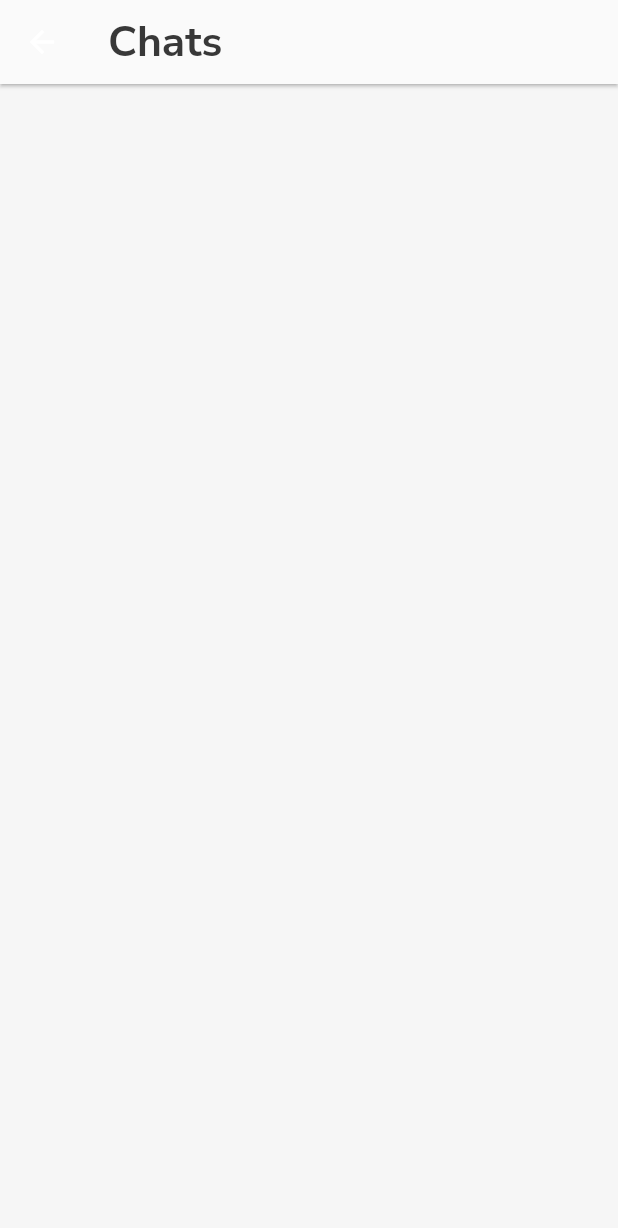
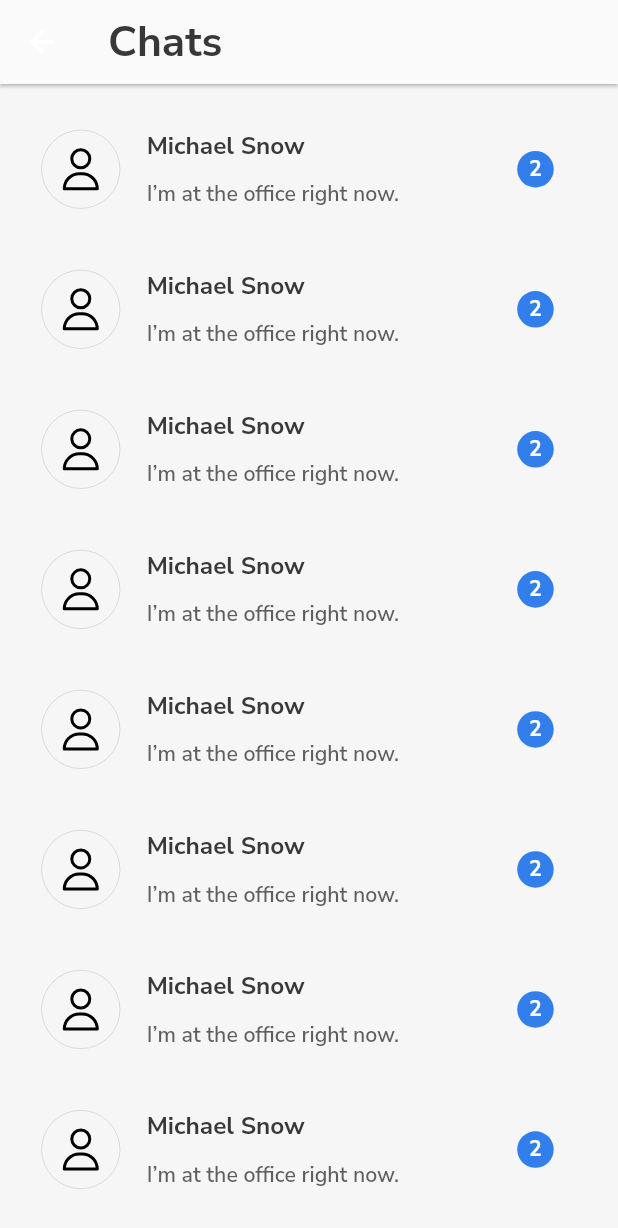
Before and after one commit to nrlvm/zet_fire, a Flutter app: the AllChatsScreen screen opened directly, on a phone screen of 412 x 824 dp. Shown: the top 1228 px of the screen. Run offline on Flutter 3.47's test engine with Material 2 defaults, Android fonts, the phone set to English and light mode, and no system bars; drawn by our look-alikes of flutter_slidable; our stand-ins replace cached_network_image, cloud_firestore, firebase_auth, firebase_core, firebase_messaging, firebase_storage and 7 more; accounts and stored records are empty.

```diff
--- a/lib/src/ui/main/chats/all_chats_screen.dart
+++ b/lib/src/ui/main/chats/all_chats_screen.dart
@@ -1,7 +1,8 @@
 import 'package:flutter/material.dart';
+import 'package:flutter_slidable/flutter_slidable.dart';
 import 'package:zet_fire/src/colors/app_color.dart';
-
-import '../../../utils/utils.dart';
+import 'package:zet_fire/src/widget/chat/chat_widget.dart';
+import 'package:zet_fire/src/utils/utils.dart';
 
 class AllChatsScreen extends StatefulWidget {
   const AllChatsScreen({Key? key}) : super(key: key);
@@ -23,11 +24,91 @@ class _AllChatsScreenState extends State<AllChatsScreen> {
         title: Text(
           'Chats',
           style: TextStyle(
-              fontFamily: AppColor.fontFamily,
-              fontWeight: FontWeight.w700,
-              fontSize: 28 * h,
-              color: AppColor.dark),
+            fontFamily: AppColor.fontFamily,
+            fontWeight: FontWeight.w700,
+            fontSize: 28 * h,
+            color: AppColor.dark,
+          ),
         ),
+      ),
+      body: ListView.builder(
+        padding: EdgeInsets.only(top: 30 * h),
+        itemCount: 14,
+        itemBuilder: (context, _) {
+          return Column(
+            children: [
+              Slidable(
+                endActionPane: ActionPane(
+                  extentRatio: 0.2,
+                  motion: const StretchMotion(),
+                  children: [
+                    SlidableAction(
+                      backgroundColor: Colors.transparent,
+                      foregroundColor: Colors.black,
+                      icon: Icons.delete_outline,
+                      label: 'Delete',
+                      spacing: 100,
+                      borderRadius: BorderRadius.circular(8),
+                      onPressed: (context) {
+                        showDialog(
+                          context: context,
+                          builder: (context) {
+                            return AlertDialog(
+                              title: Text(
+                                'Delete this chat?',
+                                style: TextStyle(
+                                  fontWeight: FontWeight.w700,
+                                  fontSize: 16 * h,
+                                  height: 24 / 16,
+                                  letterSpacing: 0.5,
+                                  color: Colors.black,
+                                ),
+                              ),
+                              actions: [
+                                OutlinedButton(
+                                  onPressed: () {
+                                    Navigator.pop(context);
+                                  },
+                                  child: Text(
+                                    'No',
+                                    style: TextStyle(
+                                      fontWeight: FontWeight.w400,
+                                      fontSize: 12 * h,
+                                      height: 18 / 12,
+                                      letterSpacing: 0.5,
+                                      color: Colors.grey,
+                                    ),
+                                  ),
+                                ),
+                                OutlinedButton(
+                                  onPressed: () {},
+                                  child: Text(
+                                    'Yes',
+                                    style: TextStyle(
+                                      fontWeight: FontWeight.w400,
+                                      fontSize: 12 * h,
+                                      height: 18 / 12,
+                                      letterSpacing: 0.5,
+                                      color: Colors.grey,
+                                    ),
+                                  ),
+                                ),
+                              ],
+                            );
+                          },
+                        );
+                      },
+                    ),
+                  ],
+                ),
+                child: const ChatWidget(),
+              ),
+              SizedBox(
+                height: 40 * h,
+              ),
+            ],
+          );
+        },
       ),
     );
   }
--- /dev/null
+++ b/lib/src/widget/chat/chat_widget.dart
@@ -0,0 +1,100 @@
+import 'package:flutter/material.dart';
+import 'package:flutter_svg/flutter_svg.dart';
+import 'package:zet_fire/src/colors/app_color.dart';
+import 'package:zet_fire/src/utils/utils.dart';
+import 'package:zet_fire/src/widget/app/custom_network_image.dart';
+
+class ChatWidget extends StatelessWidget {
+  const ChatWidget({Key? key}) : super(key: key);
+
+  @override
+  Widget build(BuildContext context) {
+    bool hasImage = false;
+    double h = Utils.height(context);
+    double w = Utils.width(context);
+    return Container(
+      width: MediaQuery.of(context).size.width,
+      height: 52 * h,
+      color: Colors.transparent,
+      margin: EdgeInsets.symmetric(horizontal: 25 * w),
+      child: Row(
+        children: [
+          hasImage
+              ? CustomNetworkImage(
+                  image: 'image',
+                  height: 52 * h,
+                  width: 52 * h,
+                  borderRadius: BorderRadius.circular(52),
+                  boxFit: BoxFit.cover,
+                )
+              : Container(
+                  height: 52 * h,
+                  width: 52 * h,
+                  decoration: BoxDecoration(
+                    borderRadius: BorderRadius.circular(52),
+                    border: Border.all(
+                      color: AppColor.grey.withOpacity(0.5),
+                      width: 0.5,
+                    ),
+                  ),
+                  child: SvgPicture.asset(
+                    'assets/icons/user.svg',
+                    fit: BoxFit.scaleDown,
+                  ),
+                ),
+          SizedBox(
+            width: 16 * w,
+          ),
+          Expanded(
+            child: Column(
+              crossAxisAlignment: CrossAxisAlignment.start,
+              children: [
+                Text(
+                  'Michael Snow',
+                  style: TextStyle(
+                    fontFamily: AppColor.fontFamily,
+                    fontWeight: FontWeight.w700,
+                    fontSize: 16 * h,
+                    color: AppColor.dark,
+                  ),
+                ),
+                const Spacer(),
+                Text(
+                  'I’m at the office right now.',
+                  style: TextStyle(
+                    fontFamily: AppColor.fontFamily,
+                    fontWeight: FontWeight.w600,
+                    fontSize: 14 * h,
+                    color: AppColor.dark.withOpacity(0.8),
+                  ),
+                ),
+              ],
+            ),
+          ),
+          Container(
+            height: 24 * h,
+            width: 24 * h,
+            decoration: BoxDecoration(
+              borderRadius: BorderRadius.circular(24),
+              color: AppColor.blue,
+            ),
+            child: Center(
+              child: Text(
+                '2',
+                style: TextStyle(
+                  fontFamily: AppColor.fontFamily,
+                  fontWeight: FontWeight.w700,
+                  fontSize: 14 * h,
+                  color: AppColor.white,
+                ),
+              ),
+            ),
+          ),
+          SizedBox(
+            width: 14 * w,
+          ),
+        ],
+      ),
+    );
+  }
+}
```
Also changed, not shown: lib/src/bloc/lenta_bloc.dart (+7 -4 lines), lib/src/ui/main/home/home_screen.dart (+3 -5 lines).
